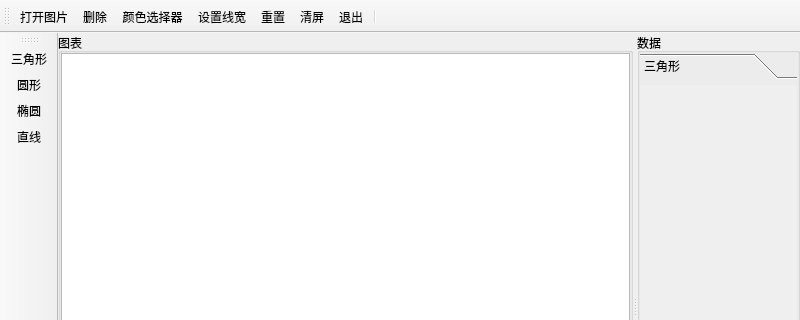
senliontec/picshow, file mainwindow.ui: the form before one commit; both pictures show x 0 to 800 and y 0 to 320 of the 800 by 600 pixel window.
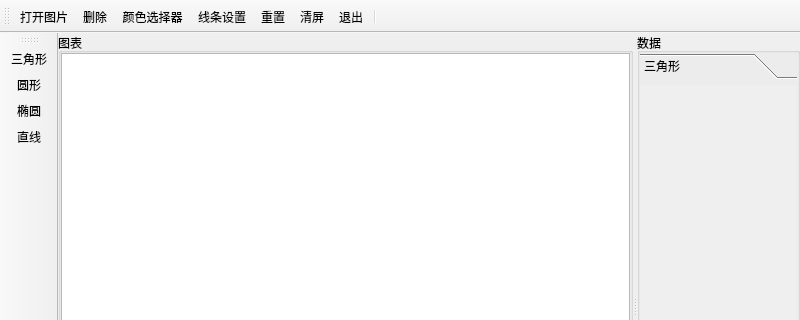
The form after the commit. Icons and pictures are not drawn.

What changed in the file:
```diff
--- a/mainwindow.ui
+++ b/mainwindow.ui
@@ -390,7 +390,10 @@
      <normaloff>:/images/images/Linde_widget.png</normaloff>:/images/images/Linde_widget.png</iconset>
    </property>
    <property name="text">
-    <string>设置线宽</string>
+    <string>线条设置</string>
+   </property>
+   <property name="toolTip">
+    <string>线条设置</string>
    </property>
   </action>
   <action name="actReset_Item">
```
